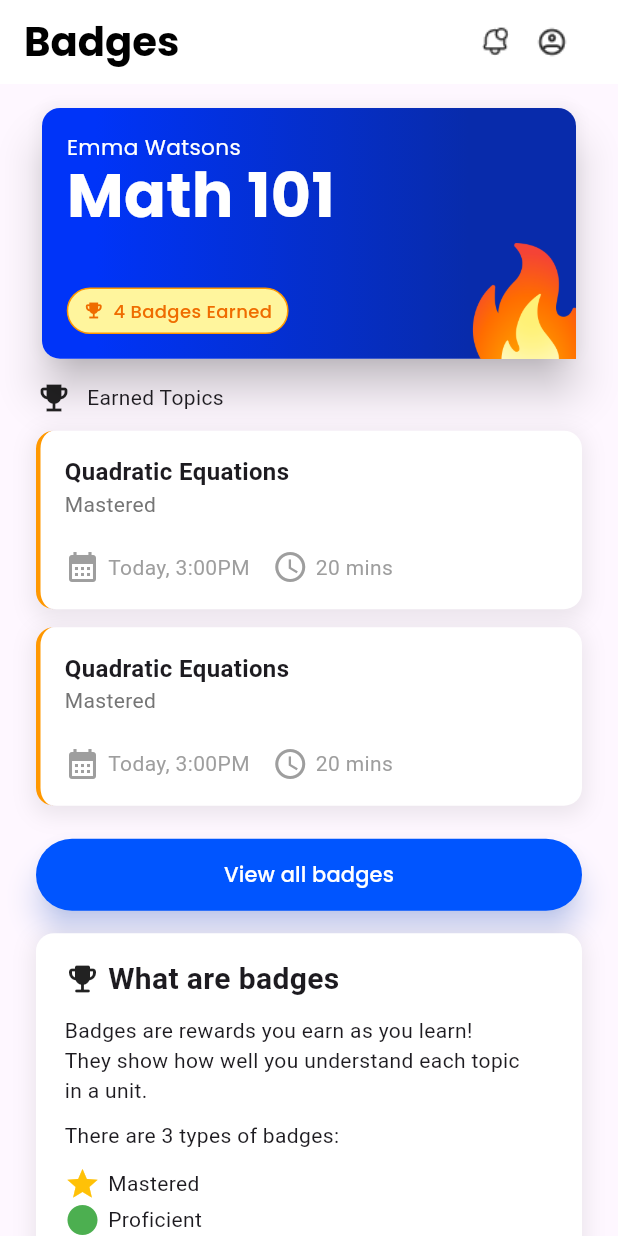
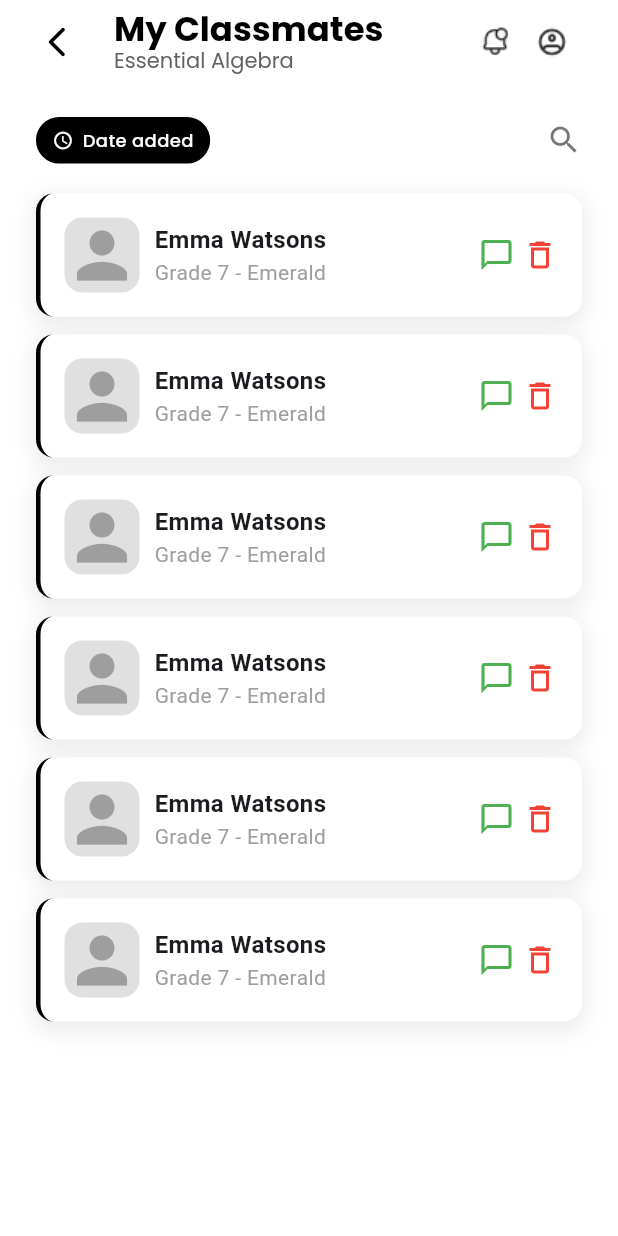
Before and after one commit to ckrepo2019/adaptive-mobile, a Flutter app: the screen it shows after launch, on a phone screen of 412 x 824 dp. Run offline on Flutter 3.47's test engine with Material 3 defaults, Android fonts, the phone set to English and light mode, and no system bars; our stand-ins replace confetti, font_awesome_flutter, get, google_fonts, shared_preferences.

Commit message:
finished my_classmates_page

```diff
--- a/lib/main.dart
+++ b/lib/main.dart
@@ -1,4 +1,5 @@
 import 'package:flutter/material.dart';
+import 'package:flutter_lms/views/student/classmates/my_classmates.dart';
 import 'package:flutter_lms/views/utilities/badges.dart';
 import 'package:get/get.dart';
 import 'package:shared_preferences/shared_preferences.dart';
@@ -23,7 +24,7 @@ class MyApp extends StatelessWidget {
       ),
       initialBinding: StudentHomeBindings(),
       // home: const _LaunchGate(),
-      home: const GlobalBadgesPage(),
+      home: const StudentMyClassmatePage(),
       getPages: AppPages.pages,
     );
   }
--- a/lib/views/student/classmates/my_classmates.dart
+++ b/lib/views/student/classmates/my_classmates.dart
@@ -0,0 +1,43 @@
+import 'package:flutter/material.dart';
+import 'package:flutter_lms/views/student/home/student_global_layout.dart';
+import 'package:flutter_lms/widgets/app_bar.dart';
+import 'package:flutter_lms/widgets/global_chat_widget.dart';
+import 'package:flutter_lms/widgets/global_chip.dart';
+import 'package:flutter_lms/widgets/ui_widgets.dart';
+
+class StudentMyClassmatePage extends StatelessWidget {
+  const StudentMyClassmatePage({super.key});
+
+  @override
+  Widget build(BuildContext context) {
+    return Scaffold(
+      backgroundColor: Colors.white,
+      appBar: GlobalAppBar(
+        title: 'My Classmates',
+        subtitle: 'Essential Algebra',
+        showBack: true,
+      ),
+      body: StudentGlobalLayout(child: Column(
+        children: [
+          SizedBox(height: 10,),
+          Row(
+            children: [
+              CustomChip(backgroundColor: Colors.black, textColor: Colors.white, borderColor: Colors.black, chipTitle: 'Date added', iconData: Icons.access_time,),
+              Spacer(),
+              Icon(Icons.search, color: Colors.black54,),
+            ],
+          ),
+
+          SizedBox(height: 20,),
+
+          GlobalChatWidget(studentName: 'Emma Watsons', section: 'Grade 7 - Emerald',),
+          GlobalChatWidget(studentName: 'Emma Watsons', section: 'Grade 7 - Emerald',),
+          GlobalChatWidget(studentName: 'Emma Watsons', section: 'Grade 7 - Emerald',),
+          GlobalChatWidget(studentName: 'Emma Watsons', section: 'Grade 7 - Emerald',),
+          GlobalChatWidget(studentName: 'Emma Watsons', section: 'Grade 7 - Emerald',),
+          GlobalChatWidget(studentName: 'Emma Watsons', section: 'Grade 7 - Emerald',),
+        ],
+      )),
+    );
+  }
+}
--- a/lib/widgets/app_bar.dart
+++ b/lib/widgets/app_bar.dart
@@ -8,16 +8,19 @@ class GlobalAppBar extends StatelessWidget implements PreferredSizeWidget {
   const GlobalAppBar({
     super.key,
     required this.title,
+    this.subtitle,
     this.showBack = false,
     this.onBack,
     this.onNotificationsTap,
     this.onProfileTap,
     this.sidePadding,
     this.titleSize,
+    this.subtitleSize,
     this.iconSize,
   });
 
   final String title;
+  final String? subtitle; // 🔹 New optional subtitle
   final bool showBack;
   final VoidCallback? onBack;
   final VoidCallback? onNotificationsTap;
@@ -25,6 +28,7 @@ class GlobalAppBar extends StatelessWidget implements PreferredSizeWidget {
 
   final double? sidePadding;
   final double? titleSize;
+  final double? subtitleSize; // 🔹 control subtitle font size
   final double? iconSize;
 
   static const double _overlapPx = 6.0;
@@ -38,7 +42,8 @@ class GlobalAppBar extends StatelessWidget implements PreferredSizeWidget {
     final w = mq.size.width;
 
     final double sp = sidePadding ?? _clampNum(w * 0.02, 16, 24);
-    final double tSize = titleSize ?? _clampNum(w * 0.065, 20, 28);
+    final double tSize = titleSize ?? _clampNum(w * 0.055, 20, 28);
+    final double stSize = subtitleSize ?? _clampNum(w * 0.025, 14, 18);
     final double iSize = iconSize ?? _clampNum(w * 0.060, 20, 26);
     final double iconPad = _clampNum(w * 0.01, 6, 10);
 
@@ -63,7 +68,8 @@ class GlobalAppBar extends StatelessWidget implements PreferredSizeWidget {
               ),
             )
           : null,
-      title: Text(
+      title: subtitle == null
+          ? Text(
               title,
               overflow: TextOverflow.ellipsis,
               maxLines: 1,
@@ -73,6 +79,30 @@ class GlobalAppBar extends StatelessWidget implements PreferredSizeWidget {
                 fontSize: tSize,
                 height: 1.1,
               ),
+            )
+          : Column(
+              crossAxisAlignment: CrossAxisAlignment.start,
+              mainAxisAlignment: MainAxisAlignment.center,
+              children: [
+                Text(
+                  title,
+                  style: GoogleFonts.poppins(
+                    color: Colors.black,
+                    fontWeight: FontWeight.w700,
+                    fontSize: tSize,
+                    height: 1.1,
+                  ),
+                ),
+                Text(
+                  subtitle!,
+                  style: GoogleFonts.poppins(
+                    color: Colors.grey[700],
+                    fontWeight: FontWeight.w400,
+                    fontSize: stSize,
+                    height: 1.2,
+                  ),
+                ),
+              ],
             ),
       actions: [
         Padding(
--- /dev/null
+++ b/lib/widgets/global_chat_widget.dart
@@ -0,0 +1,59 @@
+import 'package:flutter/material.dart';
+import 'package:flutter_lms/widgets/ui_widgets.dart';
+
+class GlobalChatWidget extends StatelessWidget {
+  final String studentName;
+  final String section;
+
+  const GlobalChatWidget({super.key, required this.studentName, required this.section});
+
+  @override
+  Widget build(BuildContext context) {
+    return InkCardShell(
+      leftAccent: Colors.black,
+      child: Column(
+        crossAxisAlignment: CrossAxisAlignment.start,
+        children: [
+          Row(
+            children: [
+              Container(
+                height: 50,
+                width: 50,
+                decoration: BoxDecoration(
+                  color: Colors.grey.shade300,
+                  borderRadius: BorderRadius.circular(12),
+                ),
+                child: Icon(
+                  Icons.person,
+                  size: 50,
+                  color: Colors.grey.shade500,
+                ),
+              ),
+
+              SizedBox(width: 10),
+
+              Column(
+                crossAxisAlignment: CrossAxisAlignment.start,
+                children: [
+                  Text(
+                    studentName,
+                    style: TextStyle(fontWeight: FontWeight.bold, fontSize: 16),
+                  ),
+                  Text(
+                    section,
+                    style: TextStyle(color: Colors.grey.shade500),
+                  ),
+                ],
+              ),
+
+              Spacer(),
+              Icon(Icons.chat_bubble_outline, color: Colors.green),
+              SizedBox(width: 5),
+              Icon(Icons.delete_outline_outlined, color: Colors.red),
+            ],
+          ),
+        ],
+      ),
+    );
+  }
+}
```
Lines whose indentation alone changed are shown as unchanged.
